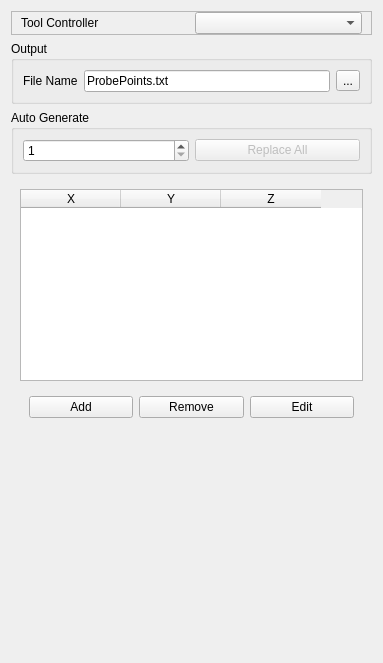
Old version of the form src/Mod/Path/Gui/Resources/panels/PageOpOMIEdit.ui in the repository Ondsel-Development/FreeCAD.
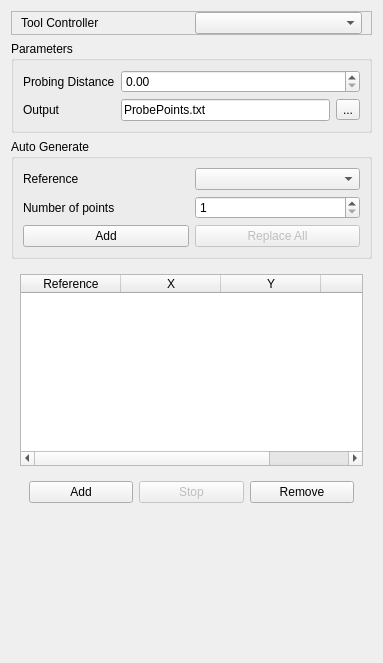
New version of the form.

Commit message: Removed tolerances and project onto shapes, removing bug about curvatures

What changed in the file:
```diff
--- a/src/Mod/Path/Gui/Resources/panels/PageOpOMIEdit.ui
+++ b/src/Mod/Path/Gui/Resources/panels/PageOpOMIEdit.ui
@@ -49,17 +49,24 @@
    <item>
     <widget class="QGroupBox" name="gbOutputFile">
      <property name="title">
-      <string>Output</string>
+      <string>Parameters</string>
      </property>
      <layout class="QGridLayout" name="gridLayout_4">
-      <item row="0" column="0">
+      <item row="1" column="0">
        <widget class="QLabel" name="labelFileName">
         <property name="text">
-         <string>File Name</string>
+         <string>Output</string>
         </property>
        </widget>
       </item>
-      <item row="0" column="1">
+      <item row="1" column="2">
+       <widget class="QToolButton" name="SetOutputFileName">
+        <property name="text">
+         <string notr="true">...</string>
+        </property>
+       </widget>
+      </item>
+      <item row="1" column="1">
        <widget class="QLineEdit" name="OutputFileName">
         <property name="toolTip">
          <string>Enter the filename where the probe points should be written</string>
@@ -69,13 +76,16 @@
         </property>
        </widget>
       </item>
-      <item row="0" column="2">
-       <widget class="QToolButton" name="SetOutputFileName">
+      <item row="0" column="0">
+       <widget class="QLabel" name="labelDistance">
         <property name="text">
-         <string notr="true">...</string>
+         <string>Probing Distance</string>
         </property>
        </widget>
       </item>
+      <item row="0" column="1" colspan="2">
+       <widget class="QDoubleSpinBox" name="sbDistance"/>
+      </item>
      </layout>
     </widget>
    </item>
@@ -85,8 +95,8 @@
       <string>Auto Generate</string>
      </property>
      <layout class="QGridLayout" name="gridLayout_5">
-      <item row="1" column="0">
-       <widget class="QSpinBox" name="sbCount">
+      <item row="1" column="2">
+       <widget class="QSpinBox" name="sbCountGen">
         <property name="minimum">
          <number>1</number>
         </property>
@@ -95,8 +105,8 @@
         </property>
        </widget>
       </item>
-      <item row="1" column="1">
-       <widget class="QPushButton" name="pbGenerate">
+      <item row="2" column="2">
+       <widget class="QPushButton" name="pbReplaceGen">
         <property name="enabled">
          <bool>false</bool>
         </property>
@@ -105,6 +115,30 @@
         </property>
        </widget>
       </item>
+      <item row="1" column="1">
+       <widget class="QLabel" name="labelNumberPoints">
+        <property name="text">
+         <string>Number of points</string>
+        </property>
+       </widget>
+      </item>
+      <item row="2" column="1">
+       <widget class="QPushButton" name="pbAddGen">
+        <property name="text">
+         <string>Add</string>
+        </property>
+       </widget>
+      </item>
+      <item row="0" column="2">
+       <widget class="QComboBox" name="cbReferenceGen"/>
+      </item>
+      <item row="0" column="1">
+       <widget class="QLabel" name="labelReference">
+        <property name="text">
+         <string>Reference</string>
+        </property>
+       </widget>
+      </item>
      </layout>
     </widget>
    </item>
@@ -114,26 +148,6 @@
       <item row="1" column="0">
        <widget class="QWidget" name="addRemoveEdit" native="true">
         <layout class="QGridLayout" name="gridLayout_2">
-         <item row="0" column="3">
-          <widget class="QPushButton" name="editLocation">
-           <property name="toolTip">
-            <string>Edit selected location.</string>
-           </property>
-           <property name="text">
-            <string>Edit</string>
-           </property>
-          </widget>
-         </item>
-         <item row="0" column="2">
-          <widget class="QPushButton" name="removeLocation">
-           <property name="toolTip">
-            <string>Remove selected location from the list. The operation is no longer applied to them.</string>
-           </property>
-           <property name="text">
-            <string>Remove</string>
-           </property>
-          </widget>
-         </item>
          <item row="0" column="1">
           <widget class="QPushButton" name="addLocation">
            <property name="toolTip">
@@ -144,6 +158,26 @@
            </property>
           </widget>
          </item>
+         <item row="0" column="3">
+          <widget class="QPushButton" name="removeLocation">
+           <property name="toolTip">
+            <string>Remove selected location from the list. The operation is no longer applied to them.</string>
+           </property>
+           <property name="text">
+            <string>Remove</string>
+           </property>
+          </widget>
+         </item>
+         <item row="0" column="2">
+          <widget class="QPushButton" name="stopAddition">
+           <property name="enabled">
+            <bool>false</bool>
+           </property>
+           <property name="text">
+            <string>Stop</string>
+           </property>
+          </widget>
+         </item>
         </layout>
        </widget>
       </item>
@@ -152,6 +186,11 @@
         <property name="toolTip">
          <string>List of locations to be processed.</string>
         </property>
+        <column>
+         <property name="text">
+          <string>Reference</string>
+         </property>
+        </column>
         <column>
          <property name="text">
           <string>X</string>
```
Left out of the diff: 16 changed lines with no effect on the pictures. The commit also changes 1 other file.
